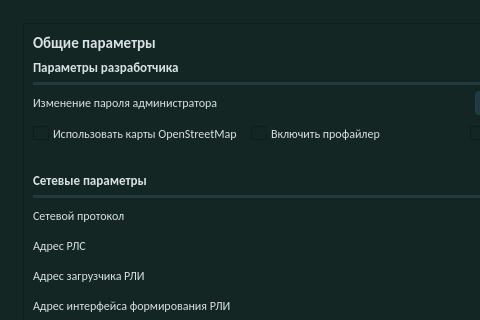
The window that config/settingsdialog.ui (whs31/quasar-software) describes before a commit, drawn with Qt 5; both pictures show x 0 to 480 and y 0 to 320 of the 729 by 597 pixel window.
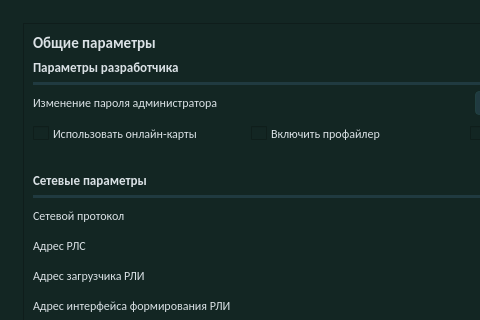
The same window after the commit. Icons and pictures are not drawn.

Commit message: Фикс

```diff
--- a/config/settingsdialog.ui
+++ b/config/settingsdialog.ui
@@ -2484,7 +2484,7 @@
 </string>
               </property>
               <property name="text">
-               <string>Использовать карты OpenStreetMap </string>
+               <string>Использовать онлайн-карты</string>
               </property>
              </widget>
             </item>
```
